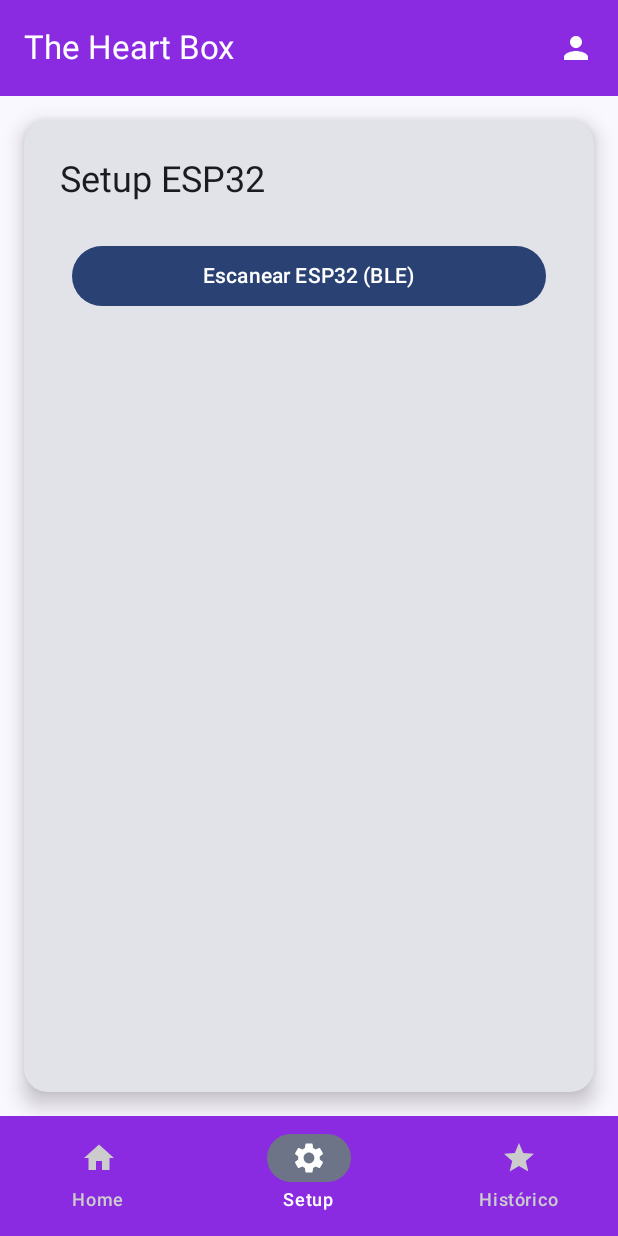
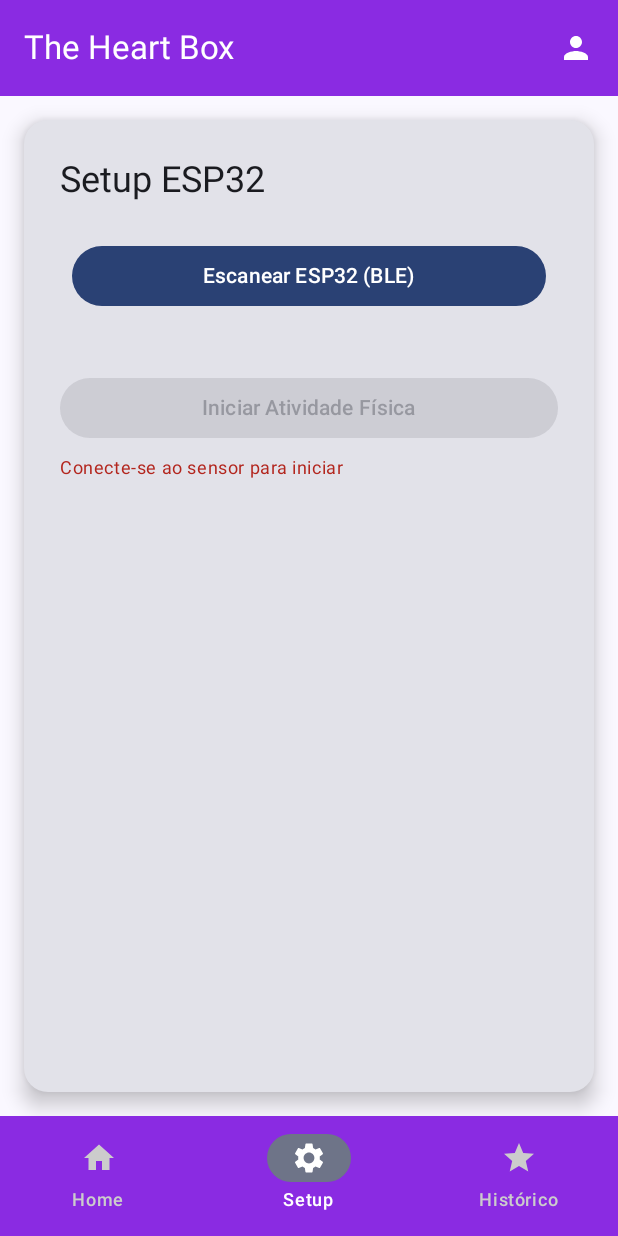
Before and after one commit to mateus-fonte/PeciMobileApp, an Android app built with Jetpack Compose: the SetupScreen screen opened through its navigation route, on a phone screen of 412 x 824 dp. Run offline under Robolectric (Android 15) with nearby library versions, the phone set to English and light mode, and no system bars.

Commit message:
Ajuste versão agp para 8.6.0 e botão no SetUpScreen

```diff
--- a/app/src/main/java/com/example/pecimobileapp/ui/navigation/BottomNavScaffold.kt
+++ b/app/src/main/java/com/example/pecimobileapp/ui/navigation/BottomNavScaffold.kt
@@ -8,16 +8,7 @@ import androidx.compose.material.icons.filled.Home
 import androidx.compose.material.icons.filled.Person
 import androidx.compose.material.icons.filled.Settings
 import androidx.compose.material.icons.filled.Star
-import androidx.compose.material3.ExperimentalMaterial3Api
-import androidx.compose.material3.Icon
-import androidx.compose.material3.IconButton
-import androidx.compose.material3.NavigationBar
-import androidx.compose.material3.NavigationBarItem
-import androidx.compose.material3.NavigationBarItemDefaults
-import androidx.compose.material3.Scaffold
-import androidx.compose.material3.Text
-import androidx.compose.material3.TopAppBar
-import androidx.compose.material3.TopAppBarDefaults
+import androidx.compose.material3.*
 import androidx.compose.runtime.Composable
 import androidx.compose.runtime.getValue
 import androidx.compose.ui.Modifier
@@ -37,7 +28,7 @@ fun BottomNavScaffold() {
     val navBackStackEntry by navController.currentBackStackEntryAsState()
     val currentRoute = navBackStackEntry?.destination?.route
 
-    // Instancia única do RealTimeViewModel para BLE+ESP32
+    // ViewModel para dados em tempo real do BLE/ESP32
     val realTimeModel: RealTimeViewModel = viewModel()
 
     Scaffold(
@@ -68,9 +59,9 @@ fun BottomNavScaffold() {
                         }
                     },
                     colors = NavigationBarItemDefaults.colors(
-                        selectedIconColor   = Color.White,
+                        selectedIconColor = Color.White,
                         unselectedIconColor = Color.LightGray,
-                        selectedTextColor   = Color.White,
+                        selectedTextColor = Color.White,
                         unselectedTextColor = Color.LightGray
                     )
                 )
@@ -80,9 +71,9 @@ fun BottomNavScaffold() {
                     selected = currentRoute == "setup",
                     onClick = { navController.navigate("setup") },
                     colors = NavigationBarItemDefaults.colors(
-                        selectedIconColor   = Color.White,
+                        selectedIconColor = Color.White,
                         unselectedIconColor = Color.LightGray,
-                        selectedTextColor   = Color.White,
+                        selectedTextColor = Color.White,
                         unselectedTextColor = Color.LightGray
                     )
                 )
@@ -92,9 +83,9 @@ fun BottomNavScaffold() {
                     selected = currentRoute == "historico",
                     onClick = { navController.navigate("historico") },
                     colors = NavigationBarItemDefaults.colors(
-                        selectedIconColor   = Color.White,
+                        selectedIconColor = Color.White,
                         unselectedIconColor = Color.LightGray,
-                        selectedTextColor   = Color.White,
+                        selectedTextColor = Color.White,
                         unselectedTextColor = Color.LightGray
                     )
                 )
@@ -116,7 +107,8 @@ fun BottomNavScaffold() {
                 }
                 composable("setup") {
                     SetupScreen(
-                        realTimeModel = realTimeModel
+                        realTimeModel = realTimeModel,
+                        navController = navController // <-- Adicionado aqui
                     )
                 }
                 composable("historico") {
--- a/app/src/main/java/com/example/pecimobileapp/ui/screens/SetupScreen.kt
+++ b/app/src/main/java/com/example/pecimobileapp/ui/screens/SetupScreen.kt
@@ -5,19 +5,34 @@ import androidx.compose.material3.*
 import androidx.compose.runtime.*
 import androidx.compose.ui.Modifier
 import androidx.compose.ui.unit.dp
+import androidx.navigation.NavController
 import com.example.pecimobileapp.viewmodels.RealTimeViewModel
 
 @Composable
 fun SetupScreen(
     realTimeModel: RealTimeViewModel,
+    navController: NavController
 ) {
+    val sensorData by realTimeModel.realTimeData.collectAsState()
+    val isHeartRateAvailable = sensorData?.heartRate != null
+
     Card(
-        Modifier.fillMaxSize().padding(16.dp),
+        modifier = Modifier
+            .fillMaxSize()
+            .padding(16.dp),
         shape = MaterialTheme.shapes.large,
         elevation = CardDefaults.cardElevation(8.dp)
     ) {
-        Column(Modifier.fillMaxSize().padding(24.dp)) {
-            Text("Setup ESP32", style = MaterialTheme.typography.headlineSmall)
+        Column(
+            modifier = Modifier
+                .fillMaxSize()
+                .padding(24.dp)
+        ) {
+            Text(
+                text = "Setup ESP32",
+                style = MaterialTheme.typography.headlineSmall
+            )
+
             Spacer(Modifier.height(16.dp))
 
             BleConnectionSection(
@@ -25,8 +40,24 @@ fun SetupScreen(
                 onActivateBle = { realTimeModel.startBleScan() }
             )
 
-            Spacer(Modifier.height(16.dp))
-            // aqui você pode exibir outras configurações (Wi‑Fi, etc)
+            Spacer(Modifier.height(24.dp))
+
+            Button(
+                onClick = { navController.navigate("countdown") },
+                enabled = isHeartRateAvailable,
+                modifier = Modifier.fillMaxWidth()
+            ) {
+                Text("Iniciar Atividade Física")
+            }
+
+            if (!isHeartRateAvailable) {
+                Spacer(modifier = Modifier.height(8.dp))
+                Text(
+                    text = "Conecte-se ao sensor para iniciar",
+                    style = MaterialTheme.typography.bodySmall,
+                    color = MaterialTheme.colorScheme.error
+                )
+            }
         }
     }
 }
--- a/gradle/libs.versions.toml
+++ b/gradle/libs.versions.toml
@@ -1,5 +1,5 @@
 [versions]
-agp = "8.8.0"
+agp = "8.6.0"
 kotlin = "2.0.0"
 coreKtx = "1.15.0"
 junit = "4.13.2"
```
